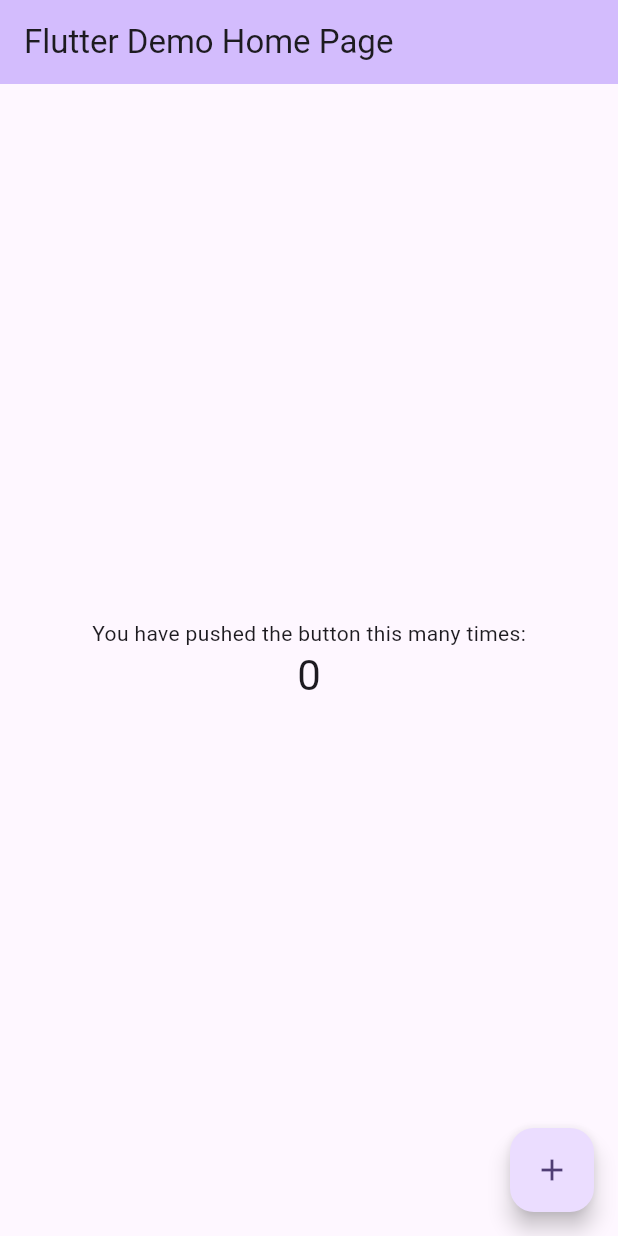
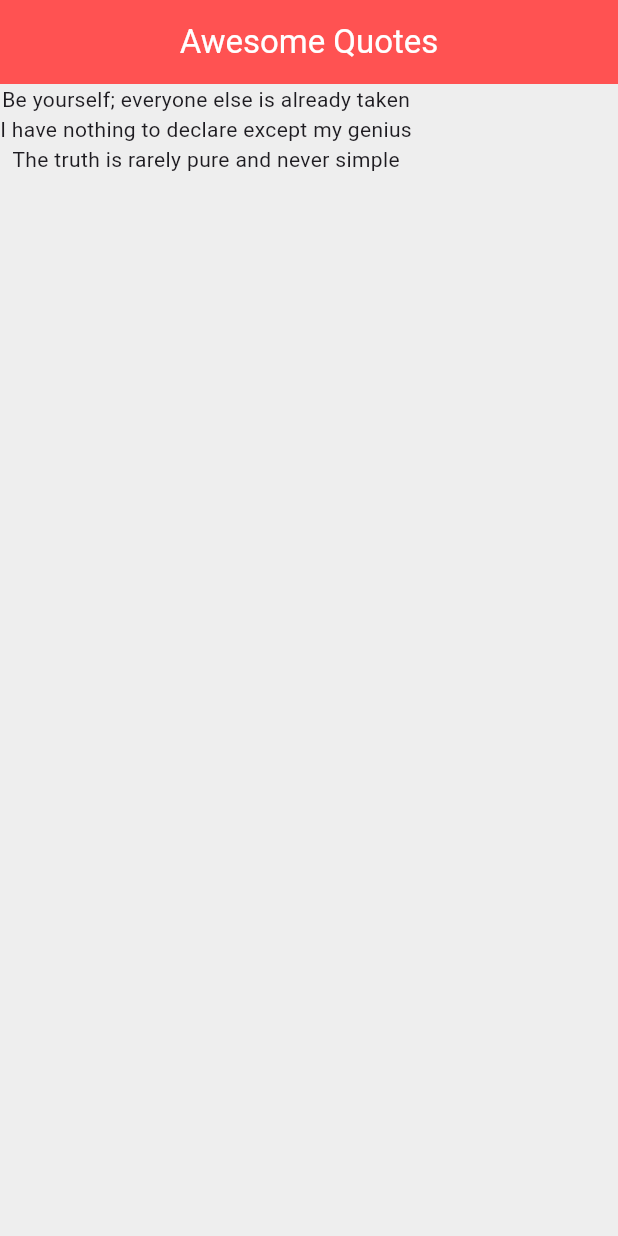
Before and after one commit to Prihantoedi/quotes, a Flutter app: the screen it shows after launch, on a phone screen of 412 x 824 dp. Run offline on Flutter 3.47's test engine with Material 3 defaults, Android fonts, the phone set to English and light mode, and no system bars.

Commit message:
display a list of data into the body

```diff
--- a/lib/main.dart
+++ b/lib/main.dart
@@ -1,125 +1,46 @@
 import 'package:flutter/material.dart';
 
 void main() {
-  runApp(const MyApp());
+  runApp(const MaterialApp(
+    home: QuoteList(),
+  ));
 }
 
-class MyApp extends StatelessWidget {
-  const MyApp({super.key});
+class QuoteList extends StatefulWidget {
+  const QuoteList({super.key});
 
-  // This widget is the root of your application.
+  @override
+  State<QuoteList> createState() => _QuoteListState();
+}
+
+class _QuoteListState extends State<QuoteList> {
+  List<String> quotes = [
+    'Be yourself; everyone else is already taken',
+    'I have nothing to declare except my genius',
+    'The truth is rarely pure and never simple',
+  ];
   @override
   Widget build(BuildContext context) {
-    return MaterialApp(
-      title: 'Flutter Demo',
-      theme: ThemeData(
-        // This is the theme of your application.
-        //
-        // TRY THIS: Try running your application with "flutter run". You'll see
-        // the application has a purple toolbar. Then, without quitting the app,
-        // try changing the seedColor in the colorScheme below to Colors.green
-        // and then invoke "hot reload" (save your changes or press the "hot
-        // reload" button in a Flutter-supported IDE, or press "r" if you used
-        // the command line to start the app).
-        //
-        // Notice that the counter didn't reset back to zero; the application
-        // state is not lost during the reload. To reset the state, use hot
-        // restart instead.
-        //
-        // This works for code too, not just values: Most code changes can be
-        // tested with just a hot reload.
-        colorScheme: ColorScheme.fromSeed(seedColor: Colors.deepPurple),
-        useMaterial3: true,
+    return Scaffold(
+      backgroundColor: Colors.grey[200],
+      appBar: AppBar(
+        title: Text(
+          'Awesome Quotes',
+          style: TextStyle(color: Colors.white),
+        ),
+        centerTitle: true,
+        backgroundColor: Colors.redAccent,
       ),
-      home: const MyHomePage(title: 'Flutter Demo Home Page'),
+      body: Column(
+        children: quotes.map((quote){
+          return Text(quote);
+        }).toList(),
+      ),
     );
   }
 }
 
-class MyHomePage extends StatefulWidget {
-  const MyHomePage({super.key, required this.title});
 
-  // This widget is the home page of your application. It is stateful, meaning
-  // that it has a State object (defined below) that contains fields that affect
-  // how it looks.
-
-  // This class is the configuration for the state. It holds the values (in this
-  // case the title) provided by the parent (in this case the App widget) and
-  // used by the build method of the State. Fields in a Widget subclass are
-  // always marked "final".
-
-  final String title;
-
-  @override
-  State<MyHomePage> createState() => _MyHomePageState();
-}
-
-class _MyHomePageState extends State<MyHomePage> {
-  int _counter = 0;
-
-  void _incrementCounter() {
-    setState(() {
-      // This call to setState tells the Flutter framework that something has
-      // changed in this State, which causes it to rerun the build method below
-      // so that the display can reflect the updated values. If we changed
-      // _counter without calling setState(), then the build method would not be
-      // called again, and so nothing would appear to happen.
-      _counter++;
-    });
-  }
-
-  @override
-  Widget build(BuildContext context) {
-    // This method is rerun every time setState is called, for instance as done
-    // by the _incrementCounter method above.
-    //
-    // The Flutter framework has been optimized to make rerunning build methods
-    // fast, so that you can just rebuild anything that needs updating rather
-    // than having to individually change instances of widgets.
-    return Scaffold(
-      appBar: AppBar(
-        // TRY THIS: Try changing the color here to a specific color (to
-        // Colors.amber, perhaps?) and trigger a hot reload to see the AppBar
-        // change color while the other colors stay the same.
-        backgroundColor: Theme.of(context).colorScheme.inversePrimary,
-        // Here we take the value from the MyHomePage object that was created by
-        // the App.build method, and use it to set our appbar title.
-        title: Text(widget.title),
-      ),
-      body: Center(
-        // Center is a layout widget. It takes a single child and positions it
-        // in the middle of the parent.
-        child: Column(
-          // Column is also a layout widget. It takes a list of children and
-          // arranges them vertically. By default, it sizes itself to fit its
-          // children horizontally, and tries to be as tall as its parent.
-          //
-          // Column has various properties to control how it sizes itself and
-          // how it positions its children. Here we use mainAxisAlignment to
-          // center the children vertically; the main axis here is the vertical
-          // axis because Columns are vertical (the cross axis would be
-          // horizontal).
-          //
-          // TRY THIS: Invoke "debug painting" (choose the "Toggle Debug Paint"
-          // action in the IDE, or press "p" in the console), to see the
-          // wireframe for each widget.
-          mainAxisAlignment: MainAxisAlignment.center,
-          children: <Widget>[
-            const Text(
-              'You have pushed the button this many times:',
-            ),
-            Text(
-              '$_counter',
-              style: Theme.of(context).textTheme.headlineMedium,
-            ),
-          ],
-        ),
-      ),
-      floatingActionButton: FloatingActionButton(
-        onPressed: _incrementCounter,
-        tooltip: 'Increment',
-        child: const Icon(Icons.add),
-      ), // This trailing comma makes auto-formatting nicer for build methods.
-    );
-  }
-}
+// you can also write like this for the map function:
+// quotes.map((quote) => Text(quote)).toList(),
+// since it only have a row
```
Also changed, not shown: 1 other file.
